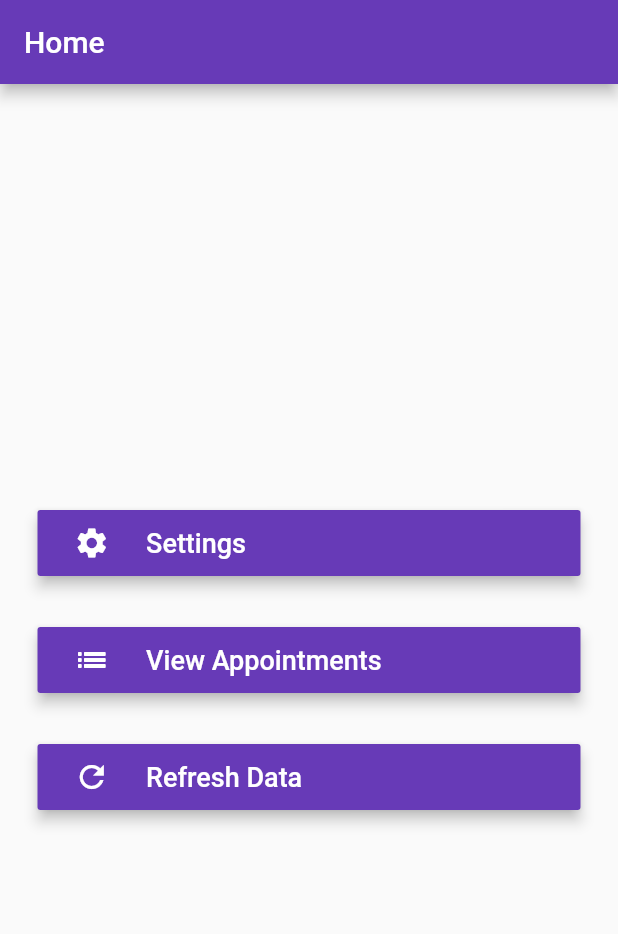
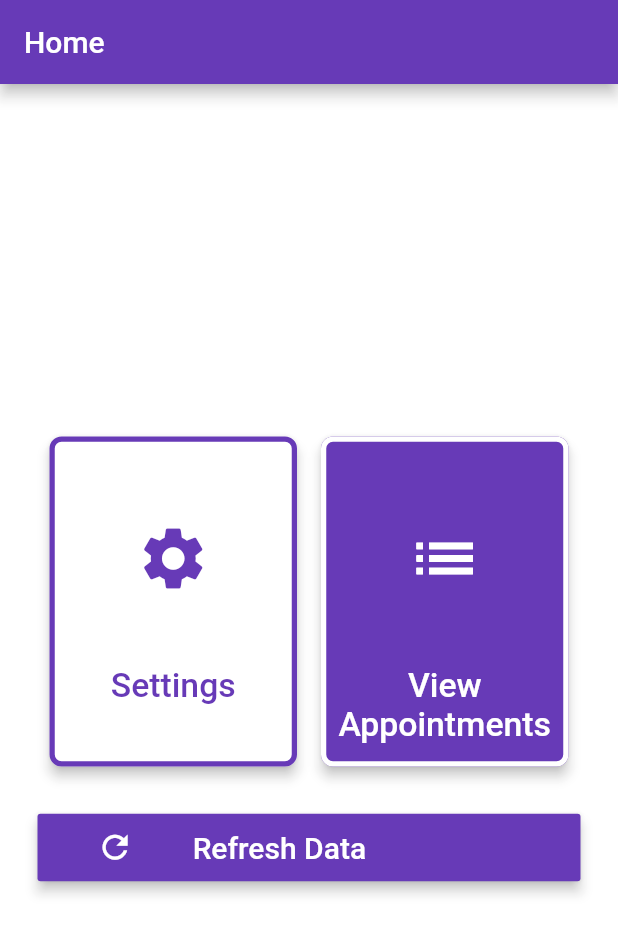
Before and after one commit to Deepak-K92/demo_api, a Flutter app: the screen it shows after launch, on a phone screen of 412 x 824 dp. Shown: the top 934 px of the screen. Run offline on Flutter 3.47's test engine with Material 2 defaults, Android fonts, the phone set to English and light mode, and no system bars; our stand-ins replace bloc, calendar_date_picker2, equatable, flutter_bloc, get, get_it and 1 more; network calls fail.

Commit message:
Changes in the home Screen and Custom Card

```diff
--- a/lib/feature/home/view/home_view.dart
+++ b/lib/feature/home/view/home_view.dart
@@ -8,6 +8,8 @@ import 'package:demo_api/static/strings.dart';
 import 'package:flutter/material.dart';
 import 'package:flutter_bloc/flutter_bloc.dart';
 import 'package:get/get.dart';
+
+import 'widgets/custom_title_cards.dart';
 
 class HomeView extends StatefulWidget {
   const HomeView({
@@ -35,32 +37,52 @@ class _HomeViewState extends State<HomeView> {
     return Center(
       child: ListView(
         shrinkWrap: true,
-        padding: const EdgeInsets.symmetric(horizontal: 25, vertical: 0),
+        physics: const NeverScrollableScrollPhysics(),
+        padding: const EdgeInsets.symmetric(
+          horizontal: StaticVal.size_25,
+        ),
         children: <Widget>[
-          CustomButton(
+          SizedBox(
+            height: StaticVal.size_250,
+            child: Row(
+              mainAxisAlignment: MainAxisAlignment.spaceBetween,
+              children: [
+                Expanded(
+                  child: CustomTitleButton(
                     buttonName: Static.settings,
-            icon: const Icon(Icons.settings),
+                    icon: Icons.settings,
+                    primaryColor: Colors.white,
+                    secondayColor: Colors.deepPurple,
                     onPressed: () async {
                       BlocProvider.of<LoadDataCubit>(context).getInitial();
                       inputVal = await Get.toNamed(AppRouters.settings);
                     },
                   ),
-          CustomButton(
+                ),
+                Expanded(
+                  child: CustomTitleButton(
                     buttonName: Static.viewAppoinments,
-            icon: const Icon(Icons.list_sharp),
+                    icon: Icons.list_sharp,
                     onPressed: () {
                       BlocProvider.of<LoadDataCubit>(context).getInitial();
-              Get.toNamed(AppRouters.viewAppointments,
+                      Get.toNamed(
+                        AppRouters.viewAppointments,
                         arguments: ViewAppointmentsArguments(
                           responseCode: model?.responseCode ?? '',
                           responseDescription: model?.responseDescription ?? '',
                           fullName: model?.fullName ?? '',
-                      itemList: model?.appointment ?? []));
+                          itemList: model?.appointment ?? [],
+                        ),
+                      );
                     },
+                  ),
+                ),
+              ],
+            ),
           ),
           CustomButton(
             buttonName: Static.refreshData,
-            icon: const Icon(Icons.refresh),
+            icon: const Icon(Icons.refresh, size: StaticVal.size_25),
             onPressed: () {
               BlocProvider.of<LoadDataCubit>(context).getData(
                 InputParameterModel(
@@ -80,6 +102,7 @@ class _HomeViewState extends State<HomeView> {
   @override
   Widget build(BuildContext context) {
     return Scaffold(
+      backgroundColor: Theme.of(context).backgroundColor,
       appBar: AppBar(
         title: const Text(Static.home),
       ),
--- a/lib/feature/home/view/widgets/custom_button.dart
+++ b/lib/feature/home/view/widgets/custom_button.dart
@@ -1,3 +1,4 @@
+import 'package:demo_api/static/strings.dart';
 import 'package:flutter/material.dart';
 
 class CustomButton extends StatefulWidget {
@@ -19,26 +20,28 @@ class _CustomButtonState extends State<CustomButton> {
   Widget build(BuildContext context) {
     return Padding(
       padding: const EdgeInsets.symmetric(
-        vertical: 15,
+        vertical: StaticVal.size_15,
       ),
       child: MaterialButton(
         onPressed: widget.onPressed,
-        elevation: 3.8,
-        padding: const EdgeInsets.symmetric(vertical: 10),
+        elevation: StaticVal.size_3_5,
+        padding: const EdgeInsets.symmetric(vertical: StaticVal.size_10),
         splashColor: Theme.of(context).splashColor,
         textColor: Colors.white,
         color: Theme.of(context).primaryColor,
         child: Row(
+          mainAxisAlignment: MainAxisAlignment.spaceBetween,
           children: [
             Expanded(
-              flex: 1,
+              flex: StaticVal.size_2.toInt(),
               child: widget.icon,
             ),
             Expanded(
-              flex: 4,
-              child: Text(widget.buttonName,
-                  style: const TextStyle(fontSize: 18),
-                  textAlign: TextAlign.start),
+              flex: StaticVal.size_4.toInt(),
+              child: Text(
+                widget.buttonName,
+                style: const TextStyle(fontSize: StaticVal.size_20),
+              ),
             )
           ],
         ),
--- /dev/null
+++ b/lib/feature/home/view/widgets/custom_title_cards.dart
@@ -0,0 +1,60 @@
+import 'package:demo_api/static/strings.dart';
+import 'package:flutter/material.dart';
+
+class CustomTitleButton extends StatefulWidget {
+  final Function() onPressed;
+  final String buttonName;
+  final IconData icon;
+  final Color primaryColor;
+  final Color secondayColor;
+  const CustomTitleButton({
+    super.key,
+    required this.buttonName,
+    required this.onPressed,
+    required this.icon,
+    this.primaryColor = Colors.deepPurple,
+    this.secondayColor = Colors.white,
+  });
+
+  @override
+  State<CustomTitleButton> createState() => _CustomTitleButtonState();
+}
+
+class _CustomTitleButtonState extends State<CustomTitleButton> {
+  @override
+  Widget build(BuildContext context) {
+    return Padding(
+      padding: const EdgeInsets.symmetric(
+          vertical: StaticVal.size_15, horizontal: StaticVal.size_8),
+      child: MaterialButton(
+        shape: RoundedRectangleBorder(
+            borderRadius: BorderRadius.circular(StaticVal.size_8),
+            side: BorderSide(
+                color: widget.secondayColor, width: StaticVal.size_3_5)),
+        onPressed: widget.onPressed,
+        elevation: StaticVal.size_3_5,
+        padding: const EdgeInsets.symmetric(
+            vertical: StaticVal.size_10, horizontal: StaticVal.size_4),
+        splashColor: Theme.of(context).splashColor,
+        textColor: widget.secondayColor,
+        color: widget.primaryColor,
+        child: Column(
+          mainAxisAlignment: MainAxisAlignment.spaceBetween,
+          crossAxisAlignment: CrossAxisAlignment.center,
+          children: [
+            Expanded(
+              flex: StaticVal.size_4.toInt(),
+              child: Icon(widget.icon, size: StaticVal.size_50),
+            ),
+            Expanded(
+              flex: StaticVal.size_2.toInt(),
+              child: Text(widget.buttonName,
+                  style: const TextStyle(fontSize: StaticVal.size_22_5),
+                  textAlign: TextAlign.center),
+            )
+          ],
+        ),
+      ),
+    );
+  }
+}
--- a/lib/feature/view_appointments/view/view_appointments.dart
+++ b/lib/feature/view_appointments/view/view_appointments.dart
@@ -25,11 +25,12 @@ class _ViewAppointmentsState extends State<ViewAppointments> {
   @override
   Widget build(BuildContext context) {
     return Scaffold(
-      backgroundColor: const Color.fromARGB(222, 255, 255, 255),
+      backgroundColor: Theme.of(context).backgroundColor,
       appBar: AppBar(
         title: Text(model.fullName != "" ? model.fullName : "<No Data Found>"),
       ),
-      body: model == null ? _buildNullBody() : _buildListView(model: model),
+      body: (model == null ? _buildNullBody() : _buildListView(model: model)) ??
+          _buildNullBody(),
     );
   }
 
@@ -37,7 +38,7 @@ class _ViewAppointmentsState extends State<ViewAppointments> {
         child: Padding(
           padding: EdgeInsets.all(StaticVal.size_18),
           child: Text(Static.nullBodyText,
-              textAlign: TextAlign.center, style: errorHandling),
+              textAlign: TextAlign.center, style: errorHandling2),
         ),
       );
 }
@@ -54,7 +55,7 @@ _buildListView({required ViewAppointmentsArguments model}) {
   }
   if (model.responseCode == Static.responseCodeNoDATA) {
     return Center(
-      child: Text(model.responseDescription, style: errorHandling),
+      child: Text(model.responseDescription, style: errorHandling2),
     );
   }
 }
--- a/lib/feature/view_appointments/view/widgets/custom_card.dart
+++ b/lib/feature/view_appointments/view/widgets/custom_card.dart
@@ -19,6 +19,12 @@ class CustomCard extends StatelessWidget {
           vertical: StaticVal.size_10, horizontal: StaticVal.size_4),
       decoration: BoxDecoration(
           borderRadius: BorderRadius.circular(StaticVal.size_15),
+          boxShadow: const [
+            BoxShadow(
+                color: Colors.black54,
+                blurRadius: StaticVal.size_2,
+                offset: Offset(StaticVal.size_1, StaticVal.size_1))
+          ],
           color: Colors.white),
       padding: const EdgeInsets.symmetric(
           horizontal: StaticVal.size_5, vertical: StaticVal.size_10),
--- a/lib/main.dart
+++ b/lib/main.dart
@@ -30,9 +30,11 @@ class MyApp extends StatelessWidget {
         home: const HomeView(),
         title: 'PCCS',
         theme: ThemeData(
-            splashColor: Colors.blueGrey,
-            primarySwatch: Colors.deepPurple,
-            accentColor: Colors.deepPurpleAccent),
+          splashColor: Colors.blueGrey,
+          primarySwatch: Colors.deepPurple,
+          accentColor: Colors.deepPurpleAccent,
+          backgroundColor: Color.fromARGB(233, 255, 255, 255),
+        ),
         getPages: [
           GetPage(name: '/', page: (() => const HomeView())),
           GetPage(
--- a/lib/static/strings.dart
+++ b/lib/static/strings.dart
@@ -67,7 +67,9 @@ class StaticVal {
   static const double size_18 = 18;
   static const double size_25 = 25;
   static const double size_20 = 20;
+  static const double size_22_5 = 22.5;
   static const double size_50 = 50;
+  static const double size_250 = 250;
 }
 
 extension StringExtensions on String {
--- a/lib/static/styles.dart
+++ b/lib/static/styles.dart
@@ -5,6 +5,11 @@ const TextStyle errorHandling = TextStyle(
     color: Colors.purple,
     fontSize: StaticVal.size_15,
     fontWeight: FontWeight.w400);
+
+const TextStyle errorHandling2 = TextStyle(
+    color: Colors.purple,
+    fontSize: StaticVal.size_18,
+    fontWeight: FontWeight.bold);
 
 const headerTextStyle = TextStyle(
     color: Colors.black54,
```
Lines whose indentation alone changed are shown as unchanged.
